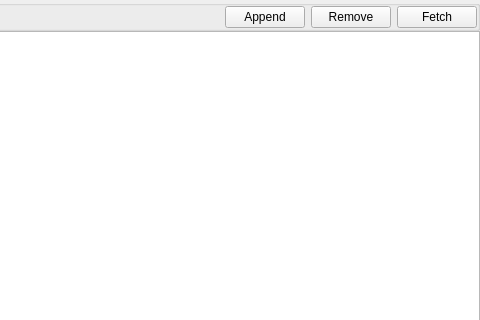
Old version of the form billing/settlement/settlementwidget.ui in the repository ytxerp/ytx-client; both pictures show x 337 to 817 and y 0 to 320 of the 817 by 583 pixel window.
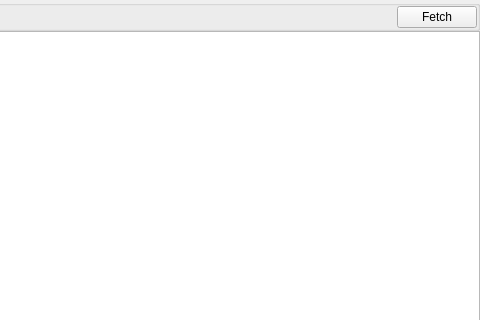
New version of the form. Custom widgets are drawn as their Qt base class.

```diff
--- a/billing/settlement/settlementwidget.ui
+++ b/billing/settlement/settlementwidget.ui
@@ -89,20 +89,6 @@
         </property>
        </spacer>
       </item>
-      <item>
-       <widget class="QPushButton" name="pBtnAppend">
-        <property name="text">
-         <string>Append</string>
-        </property>
-       </widget>
-      </item>
-      <item>
-       <widget class="QPushButton" name="pBtnRemove">
-        <property name="text">
-         <string>Remove</string>
-        </property>
-       </widget>
-      </item>
       <item>
        <widget class="QPushButton" name="pBtnFetch">
         <property name="text">
```
